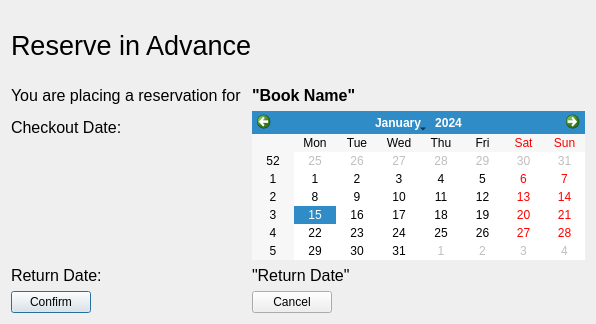
The window that NewWindowChur/reservebook.ui (jandrealyn/LibraryQtSystem) describes before a commit, drawn with Qt 5.
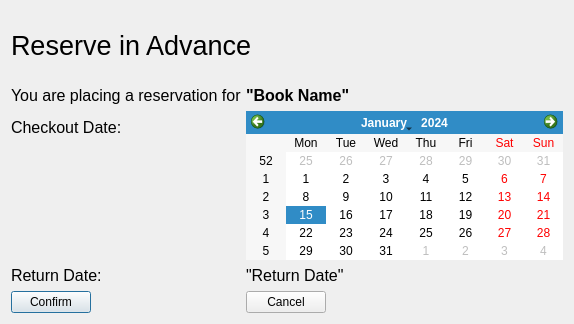
The same window after the commit.

What changed in the file:
```diff
--- a/NewWindowChur/reservebook.ui
+++ b/NewWindowChur/reservebook.ui
@@ -6,7 +6,7 @@
    <rect>
     <x>0</x>
     <y>0</y>
-    <width>596</width>
+    <width>574</width>
     <height>324</height>
    </rect>
   </property>
@@ -35,6 +35,9 @@
    </item>
    <item>
     <layout class="QFormLayout" name="formLayout">
+     <property name="horizontalSpacing">
+      <number>0</number>
+     </property>
      <item row="0" column="1">
       <widget class="QLabel" name="bookNameLabel">
        <property name="font">
```
